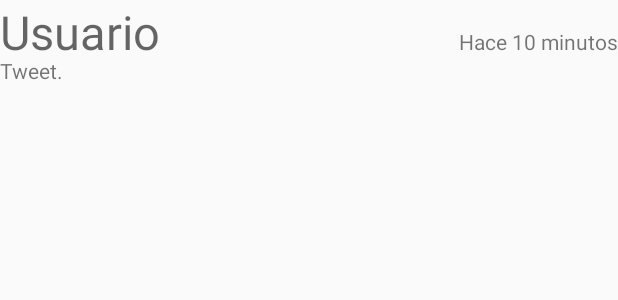
After one commit to SergioEstebanP/SMOV-yamba, an Android app: the layout fragment_timeline.xml on its own in the app's theme, with its tools: preview values and no code run, on a phone screen of 412 x 824 dp. The commit adds this screen. Shown: the top 300 px of the screen. Run offline under Robolectric (Android 15) with nearby library versions, the phone set to English and light mode, and no system bars.

Commit message:
Funciona, solo queda ponerlo bonito

```diff
--- /dev/null
+++ b/app/src/main/res/layout/fragment_timeline.xml
@@ -0,0 +1,35 @@
+<?xml version="1.0" encoding="utf-8"?>
+<RelativeLayout xmlns:android="http://schemas.android.com/apk/res/android"
+    android:id="@+id/list_item_content"
+    android:layout_width="match_parent"
+    android:layout_height="match_parent">
+
+    <TextView
+        android:id="@+id/list_item_text_user"
+        android:layout_width="wrap_content"
+        android:layout_height="wrap_content"
+        android:layout_alignParentLeft="true"
+        android:layout_alignParentTop="true"
+        android:textSize="14pt"
+        android:text="Usuario"
+        android:textAppearance="?android:attr/textAppearanceMedium" />
+
+    <TextView
+        android:id="@+id/list_item_text_created_at"
+        android:layout_width="wrap_content"
+        android:layout_height="wrap_content"
+        android:layout_alignBaseline="@+id/list_item_text_user"
+        android:layout_alignBottom="@+id/list_item_text_user"
+        android:layout_alignParentRight="true"
+        android:text="Hace 10 minutos"
+        android:textAppearance="?android:attr/textAppearanceSmall" />
+
+    <TextView
+        android:id="@+id/list_item_text_message"
+        android:layout_width="match_parent"
+        android:layout_height="wrap_content"
+        android:layout_below="@+id/list_item_text_created_at"
+        android:layout_alignParentLeft="true"
+        android:text="Tweet."
+        android:textAppearance="?android:attr/textAppearanceSmall" />
+</RelativeLayout>
--- a/app/src/main/res/values/strings.xml
+++ b/app/src/main/res/values/strings.xml
@@ -13,4 +13,7 @@
     <string name="purge">Purge</string>
     <string name="titleServiceStart">Arrancar servicio</string>
     <string name="titleServiceStop">Detener servicio</string>
+
+    <!-- TODO: Remove or change this placeholder text -->
+    <string name="hello_blank_fragment">Hello blank fragment</string>
 </resources>
```
Also changed, not shown: app/src/main/java/com/alvaro/sergio/smov_yamba/TimelineFragment.java (+19 -16 lines), app/src/main/res/layout/activity_main.xml (+4 -3 lines).
